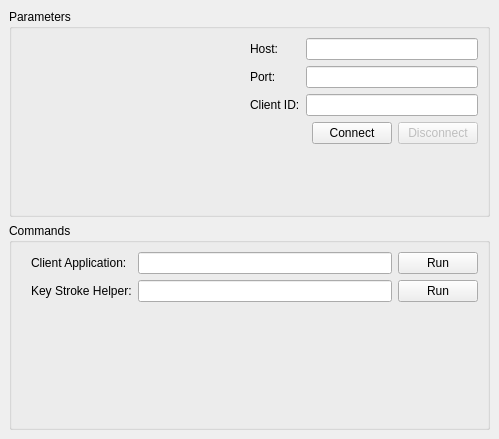
Qt form profit/widgets/ui_connectionwidget.ui (hpsilva/profitpy) before a commit.
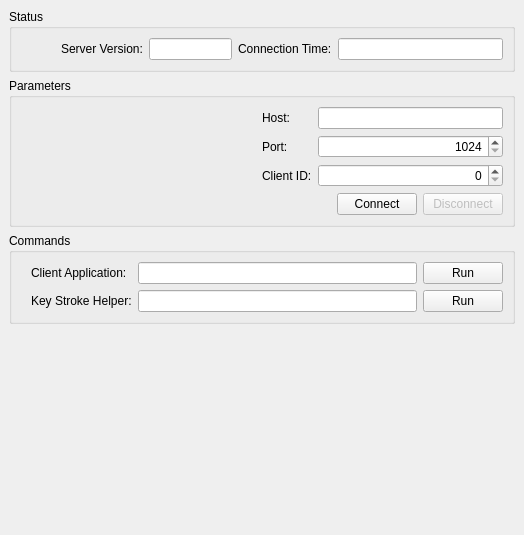
The same form after that commit. Icons and pictures are not drawn.

Commit message: Added server version and connection time to connection display.

The edit to the form file:
```diff
--- a/profit/widgets/ui_connectionwidget.ui
+++ b/profit/widgets/ui_connectionwidget.ui
@@ -5,8 +5,8 @@
    <rect>
     <x>0</x>
     <y>0</y>
-    <width>499</width>
-    <height>439</height>
+    <width>524</width>
+    <height>535</height>
    </rect>
   </property>
   <property name="windowTitle" >
@@ -19,6 +19,81 @@
    <property name="spacing" >
     <number>6</number>
    </property>
+   <item>
+    <widget class="QGroupBox" name="groupBox" >
+     <property name="title" >
+      <string>Status</string>
+     </property>
+     <layout class="QHBoxLayout" >
+      <property name="margin" >
+       <number>9</number>
+      </property>
+      <property name="spacing" >
+       <number>6</number>
+      </property>
+      <item>
+       <spacer>
+        <property name="orientation" >
+         <enum>Qt::Horizontal</enum>
+        </property>
+        <property name="sizeType" >
+         <enum>QSizePolicy::Minimum</enum>
+        </property>
+        <property name="sizeHint" >
+         <size>
+          <width>40</width>
+          <height>20</height>
+         </size>
+        </property>
+       </spacer>
+      </item>
+      <item>
+       <widget class="QLabel" name="label" >
+        <property name="text" >
+         <string>Server Version:</string>
+        </property>
+       </widget>
+      </item>
+      <item>
+       <widget class="QLineEdit" name="serverVersionEdit" >
+        <property name="sizePolicy" >
+         <sizepolicy>
+          <hsizetype>7</hsizetype>
+          <vsizetype>0</vsizetype>
+          <horstretch>1</horstretch>
+          <verstretch>0</verstretch>
+         </sizepolicy>
+        </property>
+        <property name="readOnly" >
+         <bool>true</bool>
+        </property>
+       </widget>
+      </item>
+      <item>
+       <widget class="QLabel" name="label" >
+        <property name="text" >
+         <string>Connection Time:</string>
+        </property>
+       </widget>
+      </item>
+      <item>
+       <widget class="QLineEdit" name="connectionTimeEdit" >
+        <property name="sizePolicy" >
+         <sizepolicy>
+          <hsizetype>7</hsizetype>
+          <vsizetype>0</vsizetype>
+          <horstretch>2</horstretch>
+          <verstretch>0</verstretch>
+         </sizepolicy>
+        </property>
+        <property name="readOnly" >
+         <bool>true</bool>
+        </property>
+       </widget>
+      </item>
+     </layout>
+    </widget>
+   </item>
    <item>
     <widget class="QGroupBox" name="groupBox" >
      <property name="title" >
@@ -75,10 +150,16 @@
            </widget>
           </item>
           <item row="1" column="1" >
-           <widget class="QLineEdit" name="portNumberEdit" >
+           <widget class="QSpinBox" name="portNumberEdit" >
             <property name="alignment" >
              <set>Qt::AlignRight</set>
             </property>
+            <property name="maximum" >
+             <number>65536</number>
+            </property>
+            <property name="minimum" >
+             <number>1024</number>
+            </property>
            </widget>
           </item>
           <item row="1" column="0" >
@@ -89,7 +170,7 @@
            </widget>
           </item>
           <item row="2" column="1" >
-           <widget class="QLineEdit" name="clientIdEdit" >
+           <widget class="QSpinBox" name="clientIdEdit" >
             <property name="alignment" >
              <set>Qt::AlignRight</set>
             </property>
@@ -152,19 +233,6 @@
         </item>
        </layout>
       </item>
-      <item>
-       <spacer>
-        <property name="orientation" >
-         <enum>Qt::Vertical</enum>
-        </property>
-        <property name="sizeHint" >
-         <size>
-          <width>20</width>
-          <height>40</height>
-         </size>
-        </property>
-       </spacer>
-      </item>
      </layout>
     </widget>
    </item>
@@ -290,22 +358,22 @@
         </item>
        </layout>
       </item>
-      <item>
-       <spacer>
-        <property name="orientation" >
-         <enum>Qt::Vertical</enum>
-        </property>
-        <property name="sizeHint" >
-         <size>
-          <width>20</width>
-          <height>40</height>
-         </size>
-        </property>
-       </spacer>
-      </item>
      </layout>
     </widget>
    </item>
+   <item>
+    <spacer>
+     <property name="orientation" >
+      <enum>Qt::Vertical</enum>
+     </property>
+     <property name="sizeHint" >
+      <size>
+       <width>506</width>
+       <height>211</height>
+      </size>
+     </property>
+    </spacer>
+   </item>
   </layout>
  </widget>
  <resources>
```
The commit also changes 1 other file.
